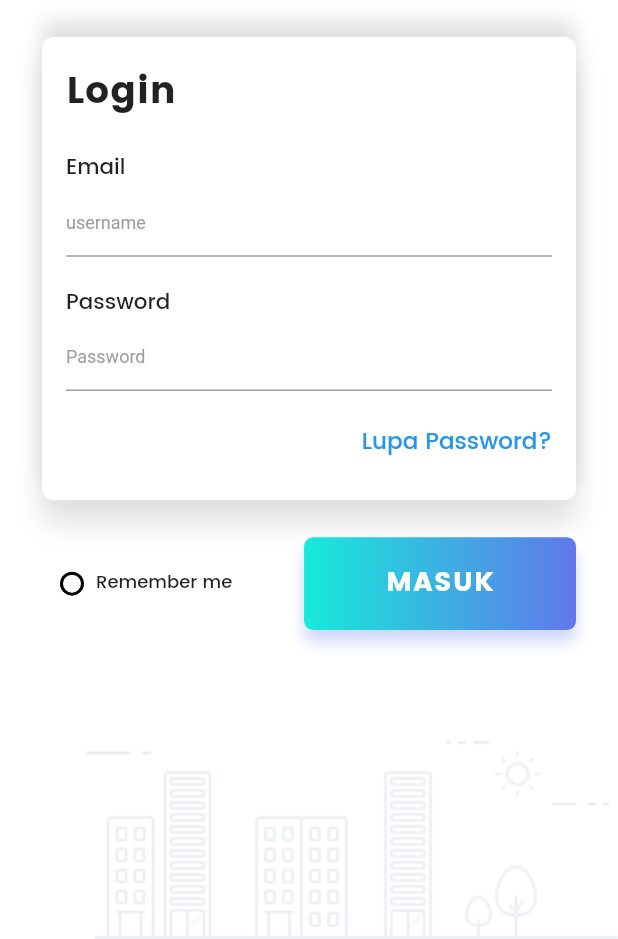
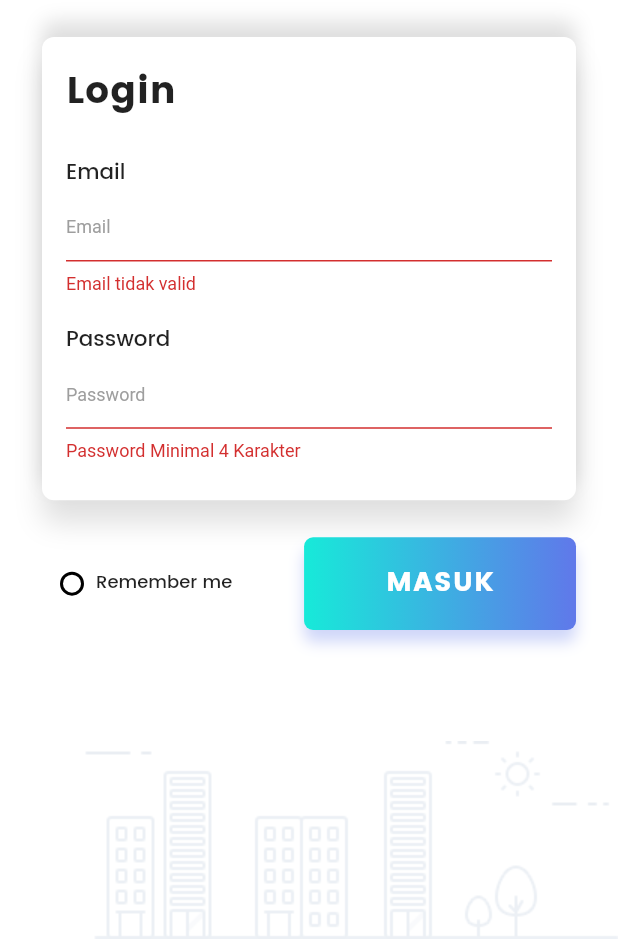
Before and after one commit to webtoor/bitponic-app, a Flutter app: the screen it shows after launch, after a tap on "MASUK", on a phone screen of 412 x 824 dp, the part 297-1236 px from its top. Run offline on Flutter 3.47's test engine with Material 2 defaults, Android fonts, the phone set to English and light mode, and no system bars; our stand-ins replace flutter_screenutil.

Commit message:
re-structure & login_validation

```diff
--- a/lib/main.dart
+++ b/lib/main.dart
@@ -1,7 +1,10 @@
 import 'package:flutter/material.dart';
-import 'login.dart';
+import 'package:bitponic/src/screen/login.dart';
 
-void main() => runApp(BitponicApp());
+void main() => runApp(MaterialApp(
+      home: BitponicApp(),
+      debugShowCheckedModeBanner: false,
+    ));
 
 class BitponicApp extends StatelessWidget {
   @override
--- a/lib/login.dart
+++ b/lib/src/screen/login.dart
@@ -1,19 +1,19 @@
 import 'package:flutter/material.dart';
 import 'package:flutter_screenutil/flutter_screenutil.dart';
-import 'Widgets/FormCard.dart';
-
-void main() => runApp(MaterialApp(
-      home: Login(),
-      debugShowCheckedModeBanner: false,
-    ));
+//import 'package:bitponic/src/widgets/form_card.dart';
+import 'package:bitponic/src/validation/login_validation.dart';
 
 class Login extends StatefulWidget {
   @override
   _LoginState createState() => _LoginState();
 }
 
-class _LoginState extends State<Login> {
+class _LoginState extends State<Login> with Validation {
   bool _isSelected = false;
+  final formKey = GlobalKey<FormState>();
+
+  String email = '';
+  String password = '';
 
   void _radio() {
     setState(() {
@@ -49,7 +49,8 @@ class _LoginState extends State<Login> {
   @override
   Widget build(BuildContext context) {
     ScreenUtil.instance = ScreenUtil.getInstance()..init(context);
-    ScreenUtil.instance = ScreenUtil(width: 750, height: 1334, allowFontScaling: true);
+    ScreenUtil.instance =
+        ScreenUtil(width: 750, height: 1334, allowFontScaling: true);
     return new Scaffold(
       backgroundColor: Colors.white,
       resizeToAvoidBottomPadding: true,
@@ -89,7 +90,77 @@ class _LoginState extends State<Login> {
               SizedBox(
                 height: ScreenUtil.getInstance().setHeight(40),
               ),
-              FormCard(),
+              Container(
+                width: double.infinity,
+                height: ScreenUtil.getInstance().setHeight(500),
+                decoration: BoxDecoration(
+                    color: Colors.white,
+                    borderRadius: BorderRadius.circular(8.0),
+                    boxShadow: [
+                      BoxShadow(
+                          color: Colors.black12,
+                          offset: Offset(0.0, 15.0),
+                          blurRadius: 15.0),
+                      BoxShadow(
+                          color: Colors.black12,
+                          offset: Offset(0.0, -10.0),
+                          blurRadius: 10.0),
+                    ]),
+                child: Form(
+                  key: formKey,
+                  child: Padding(
+                    padding:
+                        EdgeInsets.only(left: 16.0, right: 16.0, top: 16.0),
+                    child: Column(
+                      crossAxisAlignment: CrossAxisAlignment.start,
+                      children: <Widget>[
+                        Text("Login",
+                            style: TextStyle(
+                                fontSize: ScreenUtil.getInstance().setSp(45),
+                                fontFamily: "Poppins-Bold",
+                                letterSpacing: .6)),
+                        SizedBox(
+                          height: ScreenUtil.getInstance().setHeight(35),
+                        ),
+                        Text("Email",
+                            style: TextStyle(
+                                fontFamily: "Poppins-Medium",
+                                fontSize: ScreenUtil.getInstance().setSp(26))),
+                        TextFormField(
+                          keyboardType: TextInputType.emailAddress,
+                          decoration: InputDecoration(
+                              hintText: "Email",
+                              hintStyle: TextStyle(
+                                  color: Colors.grey, fontSize: 12.0)),
+                          validator: validateEmail,
+                          onSaved: (String value) {
+                            email = value;
+                          },
+                        ),
+                        SizedBox(
+                          height: ScreenUtil.getInstance().setHeight(30),
+                        ),
+                        Text("Password",
+                            style: TextStyle(
+                                fontFamily: "Poppins-Medium",
+                                fontSize: ScreenUtil.getInstance().setSp(26))),
+                        TextFormField(
+                          obscureText: true,
+                          decoration: InputDecoration(
+                            hintText: "Password",
+                            hintStyle:
+                                TextStyle(color: Colors.grey, fontSize: 12.0)
+                          ),
+                          validator: validatePassword,
+                          onSaved: (String value) {
+                            password = value;
+                          },
+                        ),
+                      ],
+                    ),
+                  ),
+                ),
+              ),
               SizedBox(height: ScreenUtil.getInstance().setHeight(40)),
               Row(
                   mainAxisAlignment: MainAxisAlignment.spaceBetween,
@@ -128,7 +199,13 @@ class _LoginState extends State<Login> {
                         child: Material(
                           color: Colors.transparent,
                           child: InkWell(
-                            onTap: () {},
+                            onTap: () {
+                              if (formKey.currentState.validate()) {
+                                formKey.currentState.save();
+                                print('Email: $email');
+                                print('Password: $password');
+                              }
+                            },
                             child: Center(
                               child: Text("MASUK",
                                   style: TextStyle(
--- /dev/null
+++ b/lib/src/validation/login_validation.dart
@@ -0,0 +1,16 @@
+class Validation {
+
+  String validatePassword(String value) {
+    if (value.length < 4) {
+      return 'Password Minimal 4 Karakter';
+    }
+    return null;
+  }
+
+  String validateEmail(String value) {
+    if (!value.contains('@')) {
+      return 'Email tidak valid';
+    }
+    return null;
+  }
+}
--- a/lib/Widgets/FormCard.dart
+++ b/lib/src/widgets/form_card.dart
@@ -1,7 +1,18 @@
 import 'package:flutter/material.dart';
 import 'package:flutter_screenutil/flutter_screenutil.dart';
+import 'package:bitponic/src/validation/login_validation.dart';
 
-class FormCard extends StatelessWidget {
+class FormCard extends StatefulWidget {
+  @override
+  _FormCardState createState() => _FormCardState();
+}
+
+class _FormCardState extends State<FormCard> with Validation {
+  final formKey = GlobalKey<FormState>();
+
+  String email = '';
+  String password = '';
+
   @override
   Widget build(BuildContext context) {
     return new Container(
@@ -20,6 +31,9 @@ class FormCard extends StatelessWidget {
                 offset: Offset(0.0, -10.0),
                 blurRadius: 10.0),
           ]),
+    child: Form(
+
+      key: formKey,
       child: Padding(
         padding: EdgeInsets.only(left: 16.0, right: 16.0, top: 16.0),
         child: Column(
@@ -37,10 +51,15 @@ class FormCard extends StatelessWidget {
                 style: TextStyle(
                     fontFamily: "Poppins-Medium",
                     fontSize: ScreenUtil.getInstance().setSp(26))),
-            TextField(
+            TextFormField(
+              keyboardType: TextInputType.emailAddress,
               decoration: InputDecoration(
-                  hintText: "username",
+                  hintText: "Email",
                   hintStyle: TextStyle(color: Colors.grey, fontSize: 12.0)),
+              validator: validateEmail,
+              onSaved: (String value) {
+                email = value;
+              },
             ),
             SizedBox(
               height: ScreenUtil.getInstance().setHeight(30),
@@ -49,11 +68,15 @@ class FormCard extends StatelessWidget {
                 style: TextStyle(
                     fontFamily: "Poppins-Medium",
                     fontSize: ScreenUtil.getInstance().setSp(26))),
-            TextField(
+            TextFormField(
               obscureText: true,
               decoration: InputDecoration(
                   hintText: "Password",
                   hintStyle: TextStyle(color: Colors.grey, fontSize: 12.0)),
+              validator: validatePassword,
+              onSaved: (String value) {
+                password = value;
+              },
             ),
             SizedBox(
               height: ScreenUtil.getInstance().setHeight(35),
@@ -73,6 +96,7 @@ class FormCard extends StatelessWidget {
           ],
         ),
       ),
+    ),
     );
   }
 }
```
